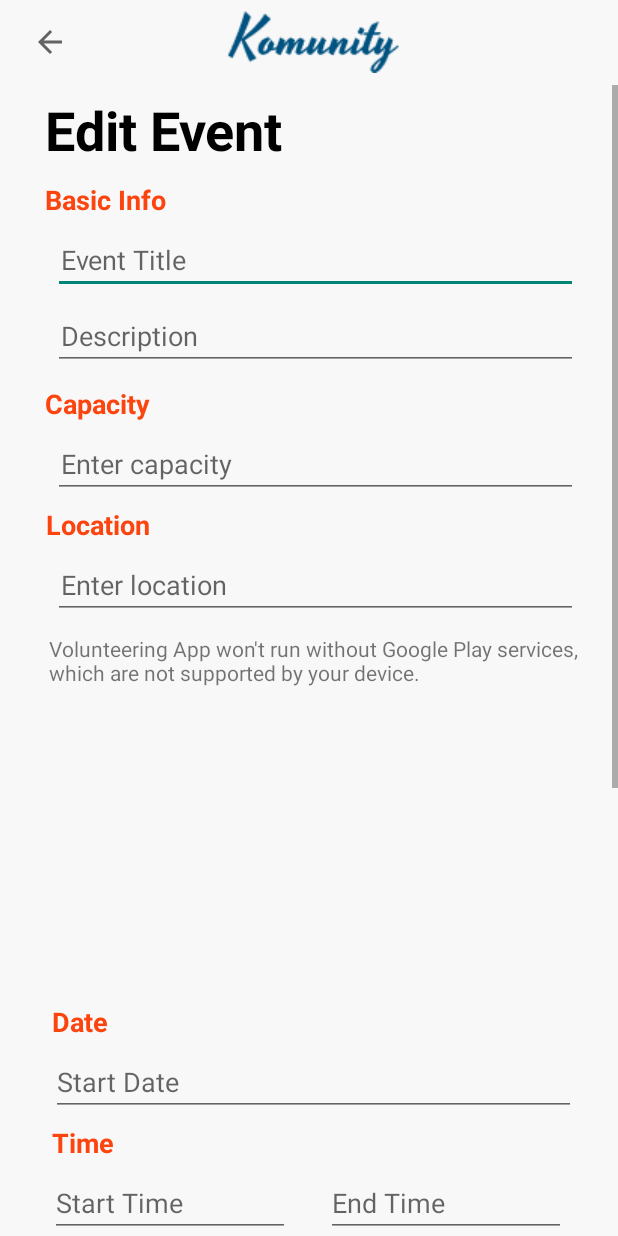
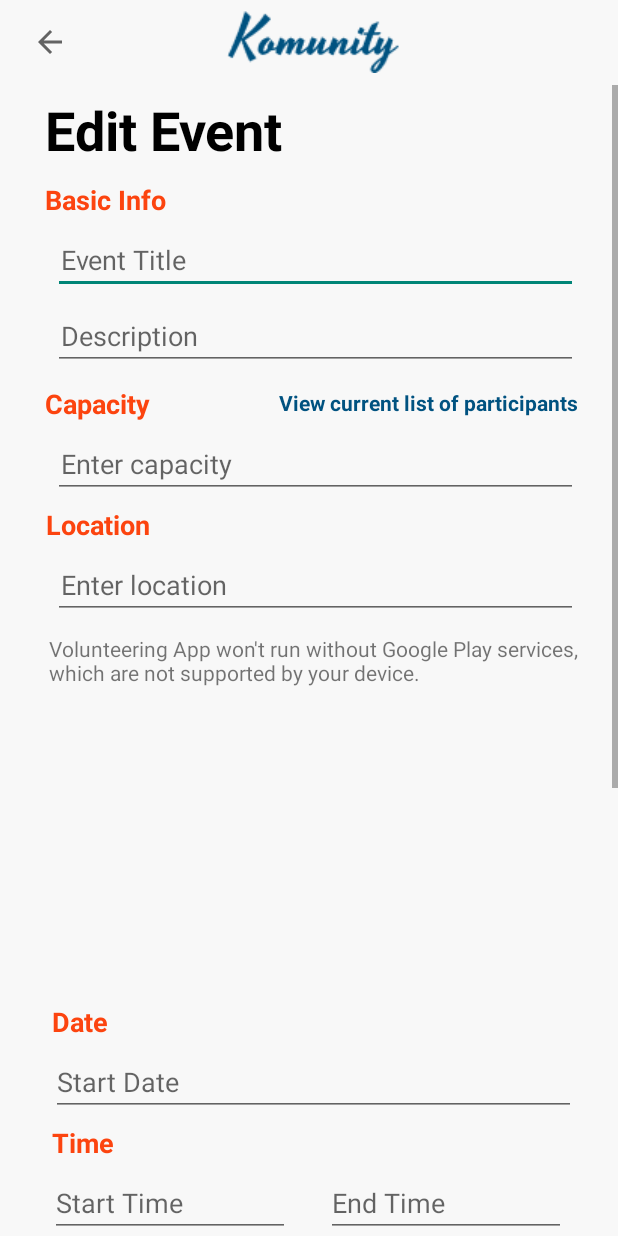
Before and after one commit to sbrnmrzk/volunteering-app, an Android app: the EditEventActivity screen opened directly, with no data from a screen before it, on a phone screen of 412 x 824 dp. Run offline under Robolectric (Android 15) with nearby library versions, the phone set to English and light mode, and no system bars; Roboto replaces fonts that are not available here; 3 statements that could not run were skipped.

Commit message:
participant list view

```diff
--- a/app/src/main/java/com/example/volunteeringapp/DBHelper.java
+++ b/app/src/main/java/com/example/volunteeringapp/DBHelper.java
@@ -162,6 +162,10 @@ public class DBHelper extends SQLiteOpenHelper {
         return cursor;
     }
 
+    public Cursor getParticipantList(String event_id){
+        Cursor cursor = MyDB.rawQuery("Select participants from events where ID = ?", new String[] {event_id});
+        return cursor;
+    }
     public Cursor getAllEvents(){
         Cursor cursor = MyDB.rawQuery("Select ID, event_title,description, capacity, start_date, start_time, end_time, location, organizer, participants, cover_photo from events", null);
         return cursor;
@@ -182,7 +186,6 @@ public class DBHelper extends SQLiteOpenHelper {
             System.out.println("ERROR!" + e);
             return false;
         }
-
     }
 
     public Boolean insertData(String name, String emailAddress, String password){
--- a/app/src/main/java/com/example/volunteeringapp/Homepage.java
+++ b/app/src/main/java/com/example/volunteeringapp/Homepage.java
@@ -80,10 +80,7 @@ public class Homepage extends AppCompatActivity implements BottomNavigationView.
     @Override
     protected void onRestart() {
         super.onRestart();
-        finish();
-        overridePendingTransition(0, 0);
-        startActivity(getIntent());
-        overridePendingTransition(0, 0);
+        fm.beginTransaction().detach(active).attach(active).commitAllowingStateLoss();
     }
     @Override
     public boolean onOptionsItemSelected(@NonNull MenuItem item) {
--- a/app/src/main/res/layout/activity_edit_event.xml
+++ b/app/src/main/res/layout/activity_edit_event.xml
@@ -258,6 +258,19 @@
                 app:layout_constraintStart_toStartOf="parent"
                 app:layout_constraintTop_toBottomOf="@+id/ET_Description" />
 
+            <TextView
+                android:id="@+id/TV_Participants"
+                android:layout_width="wrap_content"
+                android:layout_height="wrap_content"
+                android:layout_marginTop="12dp"
+                android:text="View current list of participants"
+                android:textColor="#005280"
+                android:textStyle="bold"
+                app:layout_constraintEnd_toEndOf="parent"
+                app:layout_constraintHorizontal_bias="0.769"
+                app:layout_constraintStart_toEndOf="@+id/tv_capacity"
+                app:layout_constraintTop_toBottomOf="@+id/ET_Description" />
+
             <EditText
                 android:id="@+id/ET_Location"
                 android:layout_width="350dp"
```
Also changed, not shown: app/src/main/java/com/example/volunteeringapp/EditEventActivity.java (+40 -1 lines).
